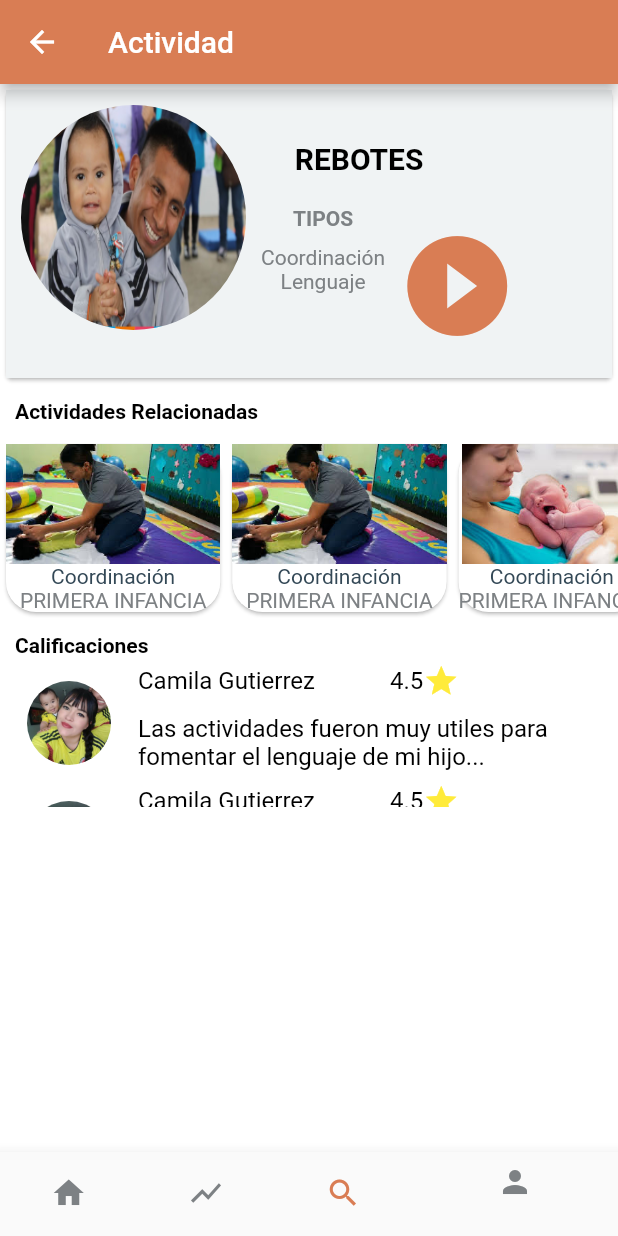
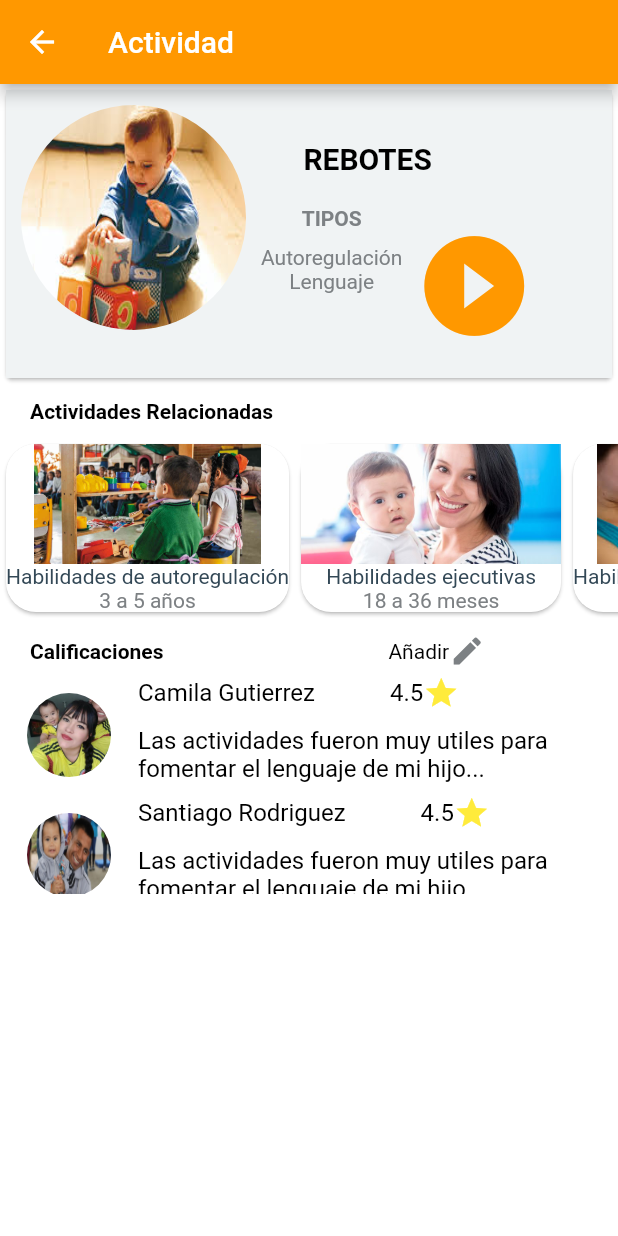
Before and after one commit to Dexcrash/0A5_Front, a Flutter app: the screen it shows after launch, item 3 of the bottom bar chosen, after a tap on the "play circle filled" icon, on a phone screen of 412 x 824 dp. Run offline on Flutter 3.47's test engine with Material 2 defaults, Android fonts, the light colour scheme and no system bars; our stand-ins replace charts_flutter.

Commit message:
Cambios diseo vista home,y actividad

```diff
--- a/a05/lib/Activity/ActivityView.dart
+++ b/a05/lib/Activity/ActivityView.dart
@@ -27,7 +27,7 @@ class ActivityViewState extends State<ActivityView> {
     return Scaffold(
       backgroundColor: $base,
       appBar: AppBar(
-        backgroundColor: $scaffoldBackground,
+        backgroundColor: Colors.orange,
         iconTheme: IconThemeData(
     color: $base
   ),
@@ -35,32 +35,7 @@ class ActivityViewState extends State<ActivityView> {
     color: $base
   )),
       ),
-      body: _buildBody(context),
-      bottomNavigationBar: BottomNavigationBar(
-        currentIndex:
-            _selectedIndex, // this will be set when a new tab is tapped
-        items: [
-          BottomNavigationBarItem(
-            icon: new Icon(Icons.home, color: $colorSubtitle),
-            title:
-                new Text(''),
-          ),
-          BottomNavigationBarItem(
-            icon: new Icon(Icons.show_chart, color: $colorSubtitle),
-            title: new Text(''),
-          ),
-          BottomNavigationBarItem(
-            icon: Icon(Icons.search, color: $scaffoldBackground),
-            title: new Text('Activity', style: TextStyle(color:$scaffoldBackground)),
-          ),
-          BottomNavigationBarItem(
-            icon: Icon(Icons.person, color: $colorSubtitle),
-            title: new Text('',
-                style: TextStyle(color: $colorSubtitle)),
-          ),
-        ],
-        onTap: _onItemTapped,
-      ),
+      body: _buildBody(context)
 
     );
   }
@@ -99,7 +74,7 @@ SizedBox(height: 10),
           shape: BoxShape.circle,
           image: new DecorationImage(
           fit: BoxFit.fill,
-          image: AssetImage("img/img3.png" )
+          image: AssetImage("img/img7.png" )
 
 )),
                               ),
@@ -122,7 +97,7 @@ Text("TIPOS",
                               style: TextStyle(color: $colorSubtitle, fontWeight: FontWeight.bold)),
                               SizedBox(height: 10),
 
-                              Text("Coordinación",
+                              Text("Autoregulación",
                         textAlign: TextAlign.start,
                               style: TextStyle(color: $colorSubtitle)),
                               Text("Lenguaje",
@@ -133,7 +108,7 @@ Text("TIPOS",
 ],),
 IconButton(
           icon: Icon(Icons.play_circle_filled , size: 80.0),
-          color: $scaffoldBackground,
+          color: Colors.orange,
           onPressed: () {},
         ),
 
@@ -172,7 +147,7 @@ SizedBox(height: 10),
 Container(
              alignment: Alignment.centerLeft,
              child: Row(children: <Widget>[
-               SizedBox(width: 10),
+               SizedBox(width: 20),
  new Text("Actividades Relacionadas", textAlign: TextAlign.left,
                               style: TextStyle(color: $black, fontWeight: FontWeight.bold))
 
@@ -192,11 +167,11 @@ new SingleChildScrollView(
                     color: $base,
                     child: Column(
                       children: <Widget>[
-                        Image.asset('img/img1.png',height: 80,
+                        Image.asset('img/img8.png',height: 80,
                         fit:BoxFit.fill),
-                        Text("Coordinación",
+                        Text("Habilidades de autoregulación",
                             style: TextStyle(color: $colorTitle)),
-                        Text("PRIMERA INFANCIA",
+                        Text("3 a 5 años",
                             style: TextStyle(color: $colorSubtitle)),
                       ],
                     ),
@@ -213,9 +188,9 @@ new SingleChildScrollView(
                       children: <Widget>[
                         Image.asset('img/img1.png',height: 80,
                         fit:BoxFit.fill),
-                        Text("Coordinación",
+                        Text("Habilidades ejecutivas",
                             style: TextStyle(color: $colorTitle)),
-                        Text("PRIMERA INFANCIA",
+                        Text("18 a 36 meses",
                             style: TextStyle(color: $colorSubtitle)),
                       ],
                     ),
@@ -232,9 +207,28 @@ new SingleChildScrollView(
                       children: <Widget>[
                         Image.asset('img/img2.png',height: 80,
                         fit:BoxFit.fill),
-                        Text("Coordinación",
+                        Text("Habilidades Linguisticas",
                             style: TextStyle(color: $colorTitle)),
-                        Text("PRIMERA INFANCIA",
+                        Text("6 a 18 meses",
+                            style: TextStyle(color: $colorSubtitle)),
+                      ],
+                    ),
+                  ),
+                ),
+                SizedBox(
+                  height: 120,
+                  child: Card(
+                    shape: RoundedRectangleBorder(
+                      borderRadius: BorderRadius.circular(20.0),
+                    ),
+                    color: $base,
+                    child: Column(
+                      children: <Widget>[
+                        Image.asset('img/img8.png',height: 80,
+                        fit:BoxFit.fill),
+                        Text("Habilidades de autoregulación",
+                            style: TextStyle(color: $colorTitle)),
+                        Text("3 a 5 años",
                             style: TextStyle(color: $colorSubtitle)),
                       ],
                     ),
@@ -251,9 +245,9 @@ new SingleChildScrollView(
                       children: <Widget>[
                         Image.asset('img/img1.png',height: 80,
                         fit:BoxFit.fill),
-                        Text("Coordinación",
+                        Text("Habilidades ejecutivas",
                             style: TextStyle(color: $colorTitle)),
-                        Text("PRIMERA INFANCIA",
+                        Text("18 a 36 meses",
                             style: TextStyle(color: $colorSubtitle)),
                       ],
                     ),
@@ -265,17 +259,14 @@ new SingleChildScrollView(
                     shape: RoundedRectangleBorder(
                       borderRadius: BorderRadius.circular(20.0),
                     ),
-
                     color: $base,
                     child: Column(
                       children: <Widget>[
-                        Image.asset('img/img1.png',
-                        height: 80,
+                        Image.asset('img/img2.png',height: 80,
                         fit:BoxFit.fill),
-
-                        Text("Coordinación",
+                        Text("Habilidades Linguisticas",
                             style: TextStyle(color: $colorTitle)),
-                        Text("PRIMERA INFANCIA",
+                        Text("6 a 18 meses",
                             style: TextStyle(color: $colorSubtitle)),
                       ],
                     ),
@@ -288,13 +279,25 @@ new SingleChildScrollView(
            Container(
              alignment: Alignment.centerLeft,
              child: Row(children: <Widget>[
-               SizedBox(width: 10),
- new Text("Calificaciones", textAlign: TextAlign.left,
+               SizedBox(width: 20),
+
+             Row(children: <Widget>[
+new Text("Calificaciones", textAlign: TextAlign.left,
                               style: TextStyle(color: $black, fontWeight: FontWeight.bold))
+ ,SizedBox(width: 150),
+new Text("Añadir", textAlign: TextAlign.left,
+
+                              style: TextStyle(color: $black)),
+                              Icon(Icons.create, color: $colorSubtitle),
+
+                                ],)
+
+
+
 
              ],)
            ),Container(
-  height: 100,
+  height: 150,
   child: new  ListView(
   children: <Widget>[
     ListTile(
@@ -314,6 +317,37 @@ new SingleChildScrollView(
              child: Column(children: <Widget>[
                                 Row(children: <Widget>[
 new Text("Camila Gutierrez", textAlign: TextAlign.left,
+                              style: TextStyle(color: $black)),
+SizedBox(width: 50),
+new Text("4.5", textAlign: TextAlign.left,
+
+                              style: TextStyle(color: $black)),
+                              Icon(Icons.star, color: Colors.yellow),
+
+                                ],),
+SizedBox(height: 10),
+                              new Text("Las actividades fueron muy utiles para fomentar el lenguaje de mi hijo...", textAlign: TextAlign.left,
+                              style: TextStyle(color: $black))
+             ],)
+            ),
+    ),
+    ListTile(
+
+      leading: Container(
+      width: 60.0,
+      height: 60.0,
+      decoration: new BoxDecoration(
+          shape: BoxShape.circle,
+          image: new DecorationImage(
+          fit: BoxFit.fill,
+          image: AssetImage("img/img3.png" )
+
+))),
+      title: Container(
+             alignment: Alignment.bottomLeft,
+             child: Column(children: <Widget>[
+                                Row(children: <Widget>[
+new Text("Santiago Rodriguez", textAlign: TextAlign.left,
                               style: TextStyle(color: $black)),
 SizedBox(width: 50),
 new Text("4.5", textAlign: TextAlign.left,
@@ -368,45 +402,14 @@ SizedBox(height: 10),
           shape: BoxShape.circle,
           image: new DecorationImage(
           fit: BoxFit.fill,
-          image: AssetImage("img/person1.png" )
+          image: AssetImage("img/img3.png" )
 
 ))),
       title: Container(
              alignment: Alignment.bottomLeft,
              child: Column(children: <Widget>[
                                 Row(children: <Widget>[
-new Text("Camila Gutierrez", textAlign: TextAlign.left,
-                              style: TextStyle(color: $black)),
-SizedBox(width: 50),
-new Text("4.5", textAlign: TextAlign.left,
-
-                              style: TextStyle(color: $black)),
-                              Icon(Icons.star, color: Colors.yellow),
-
-                                ],),
-SizedBox(height: 10),
-                              new Text("Las actividades fueron muy utiles para fomentar el lenguaje de mi hijo...", textAlign: TextAlign.left,
-                              style: TextStyle(color: $black))
-             ],)
-            ),
-    ),
-    ListTile(
-
-      leading: Container(
-      width: 60.0,
-      height: 60.0,
-      decoration: new BoxDecoration(
-          shape: BoxShape.circle,
-          image: new DecorationImage(
-          fit: BoxFit.fill,
-          image: AssetImage("img/person1.png" )
-
-))),
-      title: Container(
-             alignment: Alignment.bottomLeft,
-             child: Column(children: <Widget>[
-                                Row(children: <Widget>[
-new Text("Camila Gutierrez", textAlign: TextAlign.left,
+new Text("Santiago Rodriguez", textAlign: TextAlign.left,
                               style: TextStyle(color: $black)),
 SizedBox(width: 50),
 new Text("4.5", textAlign: TextAlign.left,
--- a/a05/lib/main.dart
+++ b/a05/lib/main.dart
@@ -97,30 +97,41 @@ class _MyHomePageState extends State<MyHomePage> {
       appBar: AppBar(
           // Here we take the value from the MyHomePage object that was created by
           // the App.build method, and use it to set our appbar title.
-          backgroundColor: $base,
+          backgroundColor: Colors.orange,
           title: Center( child:
 
-          Text("A05",textAlign: TextAlign.center, style: TextStyle(color: $colorTitle))),
+          Text("A05",textAlign: TextAlign.center, style: TextStyle(color: $base))),
           leading: Builder(
             builder: (BuildContext context) {
               return IconButton(
-                icon: const Icon(Icons.menu, color: $colorTitle),
+                icon: const Icon(Icons.menu, color: $base),
               );
             },
           )),
       body: new Column(
         children: <Widget>[
+
+          SizedBox(height: 20),
+Container(
+             alignment: Alignment.centerLeft,
+             child: Row(children: <Widget>[
+               SizedBox(width: 20),
  new Text('Reciente',textAlign: TextAlign.left,
               style: TextStyle(
                 color: $colorTitle,
                 fontSize: 30.0,
               )),
+             ],)
+           ),
+SizedBox(height: 20),
+
           new SingleChildScrollView(
             scrollDirection: Axis.horizontal,
             child: Row(
               children: <Widget>[
+
                 SizedBox(
-                  height: 160,
+                  height: 120,
                   child: InkWell(
                     onTap: (){
                       Navigator.push(
@@ -129,6 +140,26 @@ class _MyHomePageState extends State<MyHomePage> {
                         )
                       );
                     },
+                    child:Card(
+                    shape: RoundedRectangleBorder(
+                      borderRadius: BorderRadius.circular(20.0),
+                    ),
+                    color: $base,
+                    child: Column(
+                      children: <Widget>[
+                        Image.asset('img/img8.png',height: 80,
+                        fit:BoxFit.fill),
+                        Text("Habilidades de autoregulación",
+                            style: TextStyle(color: $colorTitle)),
+                        Text("3 a 5 años",
+                            style: TextStyle(color: $colorSubtitle)),
+                      ],
+                    ),
+                  ),
+                  ),
+                ),
+                SizedBox(
+                  height: 120,
                   child: Card(
                     shape: RoundedRectangleBorder(
                       borderRadius: BorderRadius.circular(20.0),
@@ -136,19 +167,18 @@ class _MyHomePageState extends State<MyHomePage> {
                     color: $base,
                     child: Column(
                       children: <Widget>[
-                          Image.asset('img/img1.png',height: 100,
+                        Image.asset('img/img1.png',height: 80,
                         fit:BoxFit.fill),
-                          Text("Lenguaje",
+                        Text("Habilidades ejecutivas",
                             style: TextStyle(color: $colorTitle)),
-                          Text("PRIMERA INFANCIA",
+                        Text("18 a 36 meses",
                             style: TextStyle(color: $colorSubtitle)),
                       ],
                     ),
                   ),
                 ),
-                ),
                 SizedBox(
-                  height: 160,
+                  height: 120,
                   child: Card(
                     shape: RoundedRectangleBorder(
                       borderRadius: BorderRadius.circular(20.0),
@@ -156,18 +186,18 @@ class _MyHomePageState extends State<MyHomePage> {
                     color: $base,
                     child: Column(
                       children: <Widget>[
-                        Image.asset('img/img1.png',height: 100,
+                        Image.asset('img/img2.png',height: 80,
                         fit:BoxFit.fill),
-                        Text("Coordinación",
+                        Text("Habilidades Linguisticas",
                             style: TextStyle(color: $colorTitle)),
-                        Text("PRIMERA INFANCIA",
+                        Text("6 a 18 meses",
                             style: TextStyle(color: $colorSubtitle)),
                       ],
                     ),
                   ),
                 ),
                 SizedBox(
-                  height: 160,
+                  height: 120,
                   child: Card(
                     shape: RoundedRectangleBorder(
                       borderRadius: BorderRadius.circular(20.0),
@@ -175,18 +205,18 @@ class _MyHomePageState extends State<MyHomePage> {
                     color: $base,
                     child: Column(
                       children: <Widget>[
-                        Image.asset('img/img2.png',height: 100,
+                        Image.asset('img/img8.png',height: 80,
                         fit:BoxFit.fill),
-                        Text("Coordinación",
+                        Text("Habilidades de autoregulación",
                             style: TextStyle(color: $colorTitle)),
-                        Text("PRIMERA INFANCIA",
+                        Text("3 a 5 años",
                             style: TextStyle(color: $colorSubtitle)),
                       ],
                     ),
                   ),
                 ),
                 SizedBox(
-                  height: 160,
+                  height: 120,
                   child: Card(
                     shape: RoundedRectangleBorder(
                       borderRadius: BorderRadius.circular(20.0),
@@ -194,33 +224,30 @@ class _MyHomePageState extends State<MyHomePage> {
                     color: $base,
                     child: Column(
                       children: <Widget>[
-                        Image.asset('img/img1.png',height: 100,
+                        Image.asset('img/img1.png',height: 80,
                         fit:BoxFit.fill),
-                        Text("Coordinación",
+                        Text("Habilidades ejecutivas",
                             style: TextStyle(color: $colorTitle)),
-                        Text("PRIMERA INFANCIA",
+                        Text("18 a 36 meses",
                             style: TextStyle(color: $colorSubtitle)),
                       ],
                     ),
                   ),
                 ),
                 SizedBox(
-                  height: 160,
+                  height: 120,
                   child: Card(
                     shape: RoundedRectangleBorder(
                       borderRadius: BorderRadius.circular(20.0),
                     ),
-
                     color: $base,
                     child: Column(
                       children: <Widget>[
-                        Image.asset('img/img1.png',
-                        height: 100,
+                        Image.asset('img/img2.png',height: 80,
                         fit:BoxFit.fill),
-
-                        Text("Coordinación",
+                        Text("Habilidades Linguisticas",
                             style: TextStyle(color: $colorTitle)),
-                        Text("PRIMERA INFANCIA",
+                        Text("6 a 18 meses",
                             style: TextStyle(color: $colorSubtitle)),
                       ],
                     ),
@@ -229,11 +256,20 @@ class _MyHomePageState extends State<MyHomePage> {
               ],
             ),
           ),
+          SizedBox(height: 20),
+Container(
+             alignment: Alignment.centerLeft,
+             child: Row(children: <Widget>[
+               SizedBox(width: 20),
  new Text('Hoy', textAlign: TextAlign.left,
               style: TextStyle(
                 color: $colorTitle,
                 fontSize: 30.0,
               )),
+             ],)
+           ),
+SizedBox(height: 20),
+
           new Container(
         child: Row(
           children: <Widget>[
@@ -262,7 +298,7 @@ class _MyHomePageState extends State<MyHomePage> {
                                 color: $base,
                                 fontSize: 25.0,
                               )),
-                          Text("Entre 1 y 5 meses",
+                          Text("18 a 36 meses",
                         textAlign: TextAlign.start,
                               style: TextStyle(color: $base)),
                         ]),
```
Also changed, not shown: a05/img/img1.png, a05/img/img7.png (added), a05/img/img8.png (added). Lines whose indentation alone changed are shown as unchanged.
